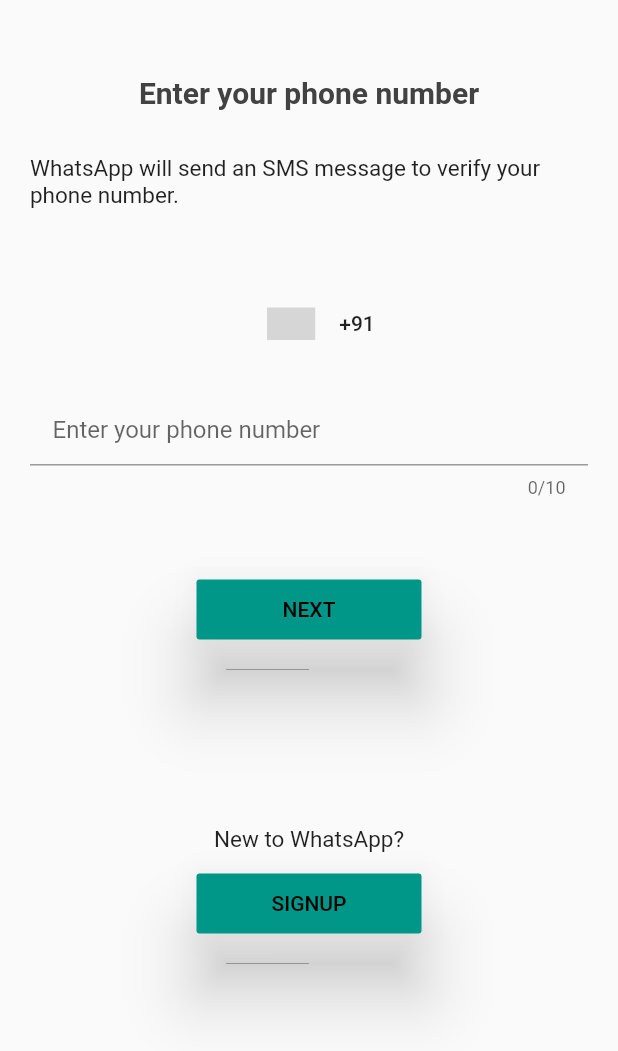
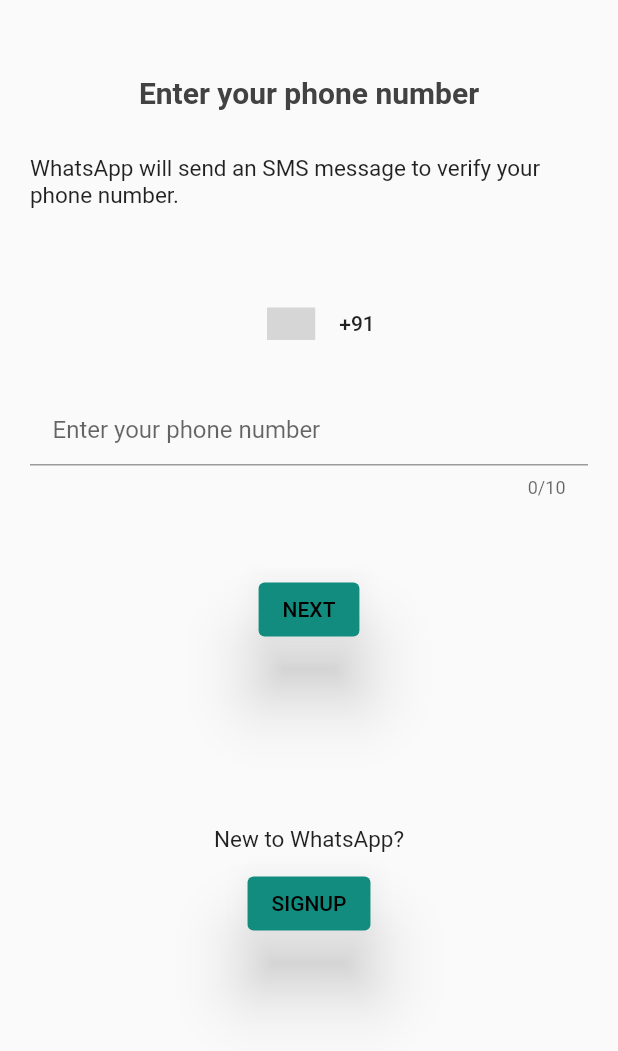
Before and after one commit to ankurk10/WhatsApp-UI-Festa, a Flutter app: the screen it shows after launch, after a tap on "AGREE AND CONTINUE", on a phone screen of 412 x 824 dp. Shown: the top 1051 px of the screen. Run offline on Flutter 3.47's test engine with Material 2 defaults, Android fonts, the phone set to English and light mode, and no system bars; drawn by our look-alikes of country_code_picker; our stand-ins replace otp_text_field; missing offline and left inert: international_phone_input; grey boxes are pictures that could not be loaded.

Commit message:
Updated deprecated Widgets

```diff
--- a/lib/HomeScreen.dart
+++ b/lib/HomeScreen.dart
@@ -20,6 +20,7 @@ class _HomeScreenState extends State<HomeScreen>
   Widget build(BuildContext context) {
     return Scaffold(
       appBar: AppBar(
+        backgroundColor: Color(0xFF075E54),
         title: Text("Whatsapp"),
         actions: [
           IconButton(icon: Icon(Icons.search), onPressed: () {}),
--- a/lib/IndividualChatScreen.dart
+++ b/lib/IndividualChatScreen.dart
@@ -16,6 +16,7 @@ class _IndividualChatScreenState extends State<IndividualChatScreen> {
     return Scaffold(
       backgroundColor: Colors.teal[50],
       appBar: AppBar(
+        backgroundColor: Color(0xFF075E54),
         titleSpacing: 10,
         leadingWidth: 70,
         leading: InkWell(
--- a/lib/LoginScreen.dart
+++ b/lib/LoginScreen.dart
@@ -11,7 +11,7 @@ class LoginScreen extends StatelessWidget {
   @override
   Widget build(BuildContext context) {
     return Scaffold(
-      resizeToAvoidBottomPadding: false,
+      resizeToAvoidBottomInset: false,
       body: SafeArea(
         child: Container(
           height: MediaQuery.of(context).size.height,
@@ -66,16 +66,15 @@ class LoginScreen extends StatelessWidget {
               ButtonTheme(
                 height: 40,
                 minWidth: 150,
-                child: RaisedButton(
+                child: ElevatedButton(
                   child: Text(
                     "NEXT",
                     style: TextStyle(color: Colors.black),
                   ),
-                  focusColor: Colors.teal,
-                  highlightColor: Colors.yellow,
-                  color: Colors.teal,
-                  hoverColor: Colors.grey,
-                  elevation: 20,
+                  style: ElevatedButton.styleFrom(
+                    primary: Color(0xFF128C7E),
+                    elevation: 20,),
+
                   onPressed: () {
                     Navigator.of(context)
                         .push(MaterialPageRoute(builder: (context) {
@@ -102,16 +101,15 @@ class LoginScreen extends StatelessWidget {
               ButtonTheme(
                 height: 40,
                 minWidth: 150,
-                child: RaisedButton(
+                child: ElevatedButton(
                   child: Text(
                     "SIGNUP",
                     style: TextStyle(color: Colors.black),
                   ),
-                  focusColor: Colors.teal,
-                  highlightColor: Colors.yellow,
-                  color: Colors.teal,
-                  hoverColor: Colors.grey,
-                  elevation: 20,
+                  style: ElevatedButton.styleFrom(
+                    primary: Color(0xFF128C7E),
+                    elevation: 20,
+                  ),
                   onPressed: () {
                     Navigator.of(context)
                         .push(MaterialPageRoute(builder: (context) {
--- a/lib/OtpVerification.dart
+++ b/lib/OtpVerification.dart
@@ -10,7 +10,7 @@ class OtpVerification extends StatelessWidget {
   @override
   Widget build(BuildContext context) {
     return Scaffold(
-      resizeToAvoidBottomPadding: false,
+      resizeToAvoidBottomInset: false,
       body: Container(
         height: MediaQuery.of(context).size.height,
         width: MediaQuery.of(context).size.width,
@@ -81,17 +81,15 @@ class OtpVerification extends StatelessWidget {
               ButtonTheme(
                 height: 40,
                 minWidth: 300,
-                child: RaisedButton(
+                child: ElevatedButton(
                   child: Text("CONTINUE",
                     style: TextStyle(
                         color: Colors.black
                     ),
                   ),
-                  focusColor: Colors.teal,
-                  highlightColor: Colors.yellow,
-                  color: Colors.teal,
-                  hoverColor: Colors.grey,
-                  elevation: 20,
+                  style: ElevatedButton.styleFrom(
+                    primary: Color(0xFF128C7E),
+                    elevation: 20,),
                   onPressed: ()
                   {
                     Navigator.of(context).push(MaterialPageRoute(
--- a/lib/WelcomeScreen.dart
+++ b/lib/WelcomeScreen.dart
@@ -43,17 +43,16 @@ class WelcomeScreen extends StatelessWidget {
               ButtonTheme(
                 height: 40,
                 minWidth: 300,
-                child: RaisedButton(
+                child: ElevatedButton(
                   child: Text("AGREE AND CONTINUE",
                   style: TextStyle(
                     color: Colors.black
                   ),
                   ),
-                  focusColor: Colors.teal,
-                  highlightColor: Colors.yellow,
-                  color: Colors.teal,
-                  hoverColor: Colors.grey,
-                  elevation: 20,
+                  style: ElevatedButton.styleFrom(
+                    primary: Color(0xFF128C7E),
+                    elevation: 20,
+                  ),
                   onPressed: ()
                   {
                     Navigator.of(context).push(MaterialPageRoute(
--- a/lib/main.dart
+++ b/lib/main.dart
@@ -15,8 +15,7 @@ class MyApp extends StatelessWidget {
   Widget build(BuildContext context) {
     return MaterialApp(
       theme: ThemeData(
-          primaryColor: Color(0xFF075E54),
-          accentColor: Color(0xFF128C7E)),
+          primaryColor: Color(0xFF075E54), colorScheme: ColorScheme.fromSwatch().copyWith(secondary: Color(0xFF128C7E))),
       home: WelcomeScreen(),
     );
   }
```
Also changed, not shown: pubspec.lock.
